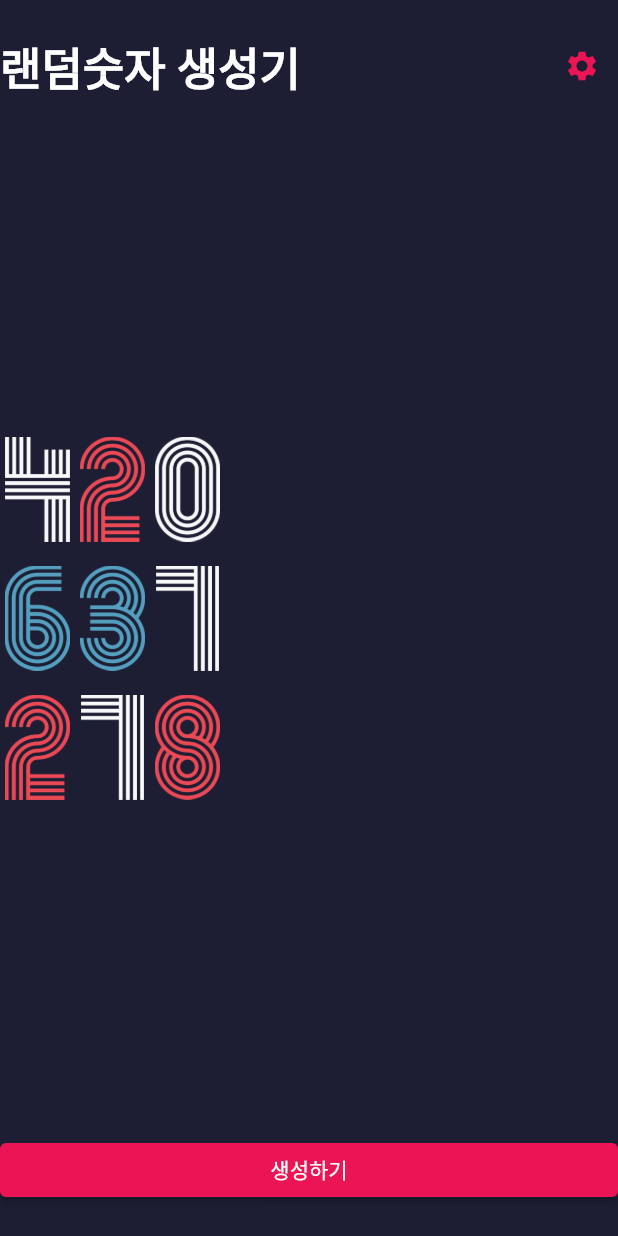
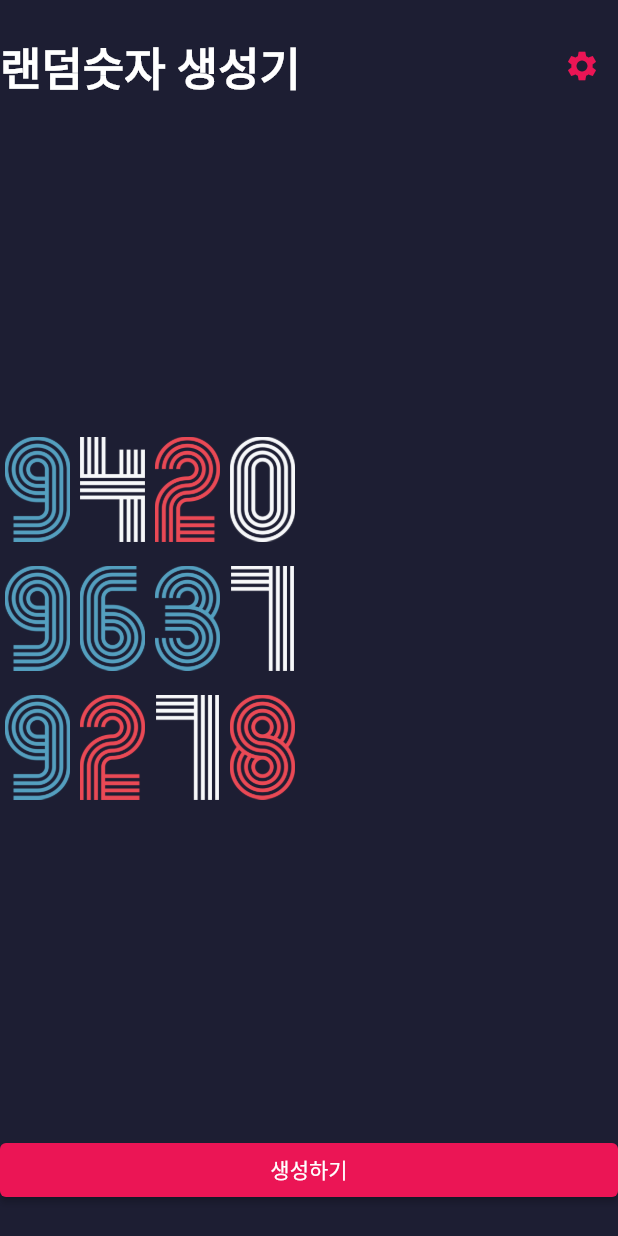
Before and after one commit to dong-park/_hello_flutter, a Flutter app: the screen it shows after launch, after a tap on "생성하기", on a phone screen of 412 x 824 dp. Run offline on Flutter 3.47's test engine with Material 2 defaults, Android fonts, the phone set to English and light mode, and no system bars; our stand-ins replace webview_flutter.

Commit message:
랜덤 숫자 생성기 화면 이동 구현

```diff
--- /dev/null
+++ b/lib/component/number_row.dart
@@ -0,0 +1,19 @@
+import 'package:flutter/material.dart';
+
+class NumberRow extends StatelessWidget {
+  final int maxNumber;
+
+  const NumberRow({Key? key, required this.maxNumber}) : super(key: key);
+
+  @override
+  Widget build(BuildContext context) {
+    return Row(
+      children: maxNumber
+          .toInt()
+          .toString()
+          .split('')
+          .map((e) => Image.asset('asset/img/$e.png', width: 50, height: 70))
+          .toList(),
+    );
+  }
+}
--- a/lib/screen/randomnum_screen.dart
+++ b/lib/screen/randomnum_screen.dart
@@ -2,6 +2,8 @@ import 'dart:math';
 
 import 'package:flutter/cupertino.dart';
 import 'package:flutter/material.dart';
+import 'package:hello_world/component/number_row.dart';
+import 'package:hello_world/screen/setting_screen.dart';
 
 import '../constent/color.dart';
 
@@ -14,6 +16,7 @@ class HomeRandomScreen extends StatefulWidget {
 
 class _HomeRandomScreenState extends State<HomeRandomScreen> {
   var randomNumbers = [123, 456, 789];
+  var maxNumber = 10000;
 
   @override
   Widget build(BuildContext context) {
@@ -28,9 +31,9 @@ class _HomeRandomScreenState extends State<HomeRandomScreen> {
           child: Column(
             crossAxisAlignment: CrossAxisAlignment.start,
             children: [
-              const _Top(),
+              _Top(onPressed: onSettingPressed),
               _Body(randomNumbers: randomNumbers),
-              _Footer(onPressed: onPressed)
+              _Footer(onPressed: onRandomChange)
             ],
           ),
         ),
@@ -38,12 +41,12 @@ class _HomeRandomScreenState extends State<HomeRandomScreen> {
     );
   }
 
-  void onPressed() {
+  void onRandomChange() {
     final random = Random();
     final randomNum = List.generate(3, (idx) {
-      var nextInt = random.nextInt(1000);
-      while (nextInt < 100) {
-        nextInt = random.nextInt(1000);
+      var nextInt = random.nextInt(maxNumber);
+      while (nextInt > maxNumber) {
+        nextInt = random.nextInt(maxNumber);
       }
       return nextInt;
     });
@@ -52,10 +55,26 @@ class _HomeRandomScreenState extends State<HomeRandomScreen> {
       randomNumbers = randomNum;
     });
   }
+
+  void onSettingPressed() async {
+    final pop = await Navigator.push(
+        context,
+        MaterialPageRoute(
+            builder: (context) => SettingsScreen(maxNumber: maxNumber,), fullscreenDialog: true));
+
+    if (pop != null) {
+      setState(() {
+        maxNumber = pop;
+      });
+      onRandomChange();
+    }
+  }
 }
 
 class _Top extends StatelessWidget {
-  const _Top({Key? key}) : super(key: key);
+  VoidCallback onPressed;
+
+  _Top({required this.onPressed});
 
   @override
   Widget build(BuildContext context) {
@@ -71,7 +90,7 @@ class _Top extends StatelessWidget {
           ),
         ),
         IconButton(
-            onPressed: () => {},
+            onPressed: onPressed,
             icon: Icon(
               Icons.settings,
               color: RED_COLOR,
@@ -97,16 +116,7 @@ class _Body extends StatelessWidget {
           .map(
             (e) => Padding(
               padding: EdgeInsets.only(bottom: e.key == 2 ? 0 : 16.0),
-              child: Row(
-                  children: e.value
-                      .toString()
-                      .split('')
-                      .map((e) => Image.asset(
-                            'asset/img/$e.png',
-                            width: 50,
-                            height: 70,
-                          ))
-                      .toList()),
+              child: NumberRow(maxNumber: e.value,)
             ),
           )
           .toList(),
--- /dev/null
+++ b/lib/screen/setting_screen.dart
@@ -0,0 +1,92 @@
+import 'package:flutter/material.dart';
+import 'package:hello_world/component/number_row.dart';
+import 'package:hello_world/constent/color.dart';
+
+class SettingsScreen extends StatefulWidget {
+  final int maxNumber;
+
+  const SettingsScreen({Key? key, required this.maxNumber}) : super(key: key);
+
+  @override
+  State<SettingsScreen> createState() => _SettingsScreenState();
+}
+
+class _SettingsScreenState extends State<SettingsScreen> {
+  double maxNumber = 10000;
+
+  @override
+  void initState() {
+    // TODO: implement initState
+    super.initState();
+
+    maxNumber = widget.maxNumber.toDouble();
+  }
+
+  @override
+  Widget build(BuildContext context) {
+    return Scaffold(
+      backgroundColor: BLUE_COLOR,
+      body: SafeArea(
+        child: Padding(
+          padding: const EdgeInsets.symmetric(
+            horizontal: 20,
+            vertical: 0,
+          ),
+          child: Column(
+              crossAxisAlignment: CrossAxisAlignment.stretch,
+              children: [
+                _Body(maxNumber: maxNumber.toInt()),
+                _Footer(maxNumber: maxNumber, onPressed: onSettingPressed, onChanged: onChangedNumber,)
+              ]),
+        ),
+      ),
+    );
+  }
+
+  void onSettingPressed() {
+    Navigator.pop(context, maxNumber.toInt());
+  }
+
+  void onChangedNumber(double value) {
+    setState(() {
+      maxNumber = value;
+    });
+  }
+}
+
+class _Body extends StatelessWidget {
+  int maxNumber;
+
+  _Body({Key? key, required this.maxNumber}) : super(key: key);
+
+  @override
+  Widget build(BuildContext context) {
+    return Expanded(
+        child: NumberRow(maxNumber: maxNumber,)
+    );
+  }
+}
+
+class _Footer extends StatelessWidget {
+  final double maxNumber;
+  final ValueChanged<double> onChanged;
+  final VoidCallback onPressed;
+
+  const _Footer(
+      {Key? key,
+      required this.maxNumber,
+      required this.onChanged,
+      required this.onPressed})
+      : super(key: key);
+
+  @override
+  Widget build(BuildContext context) {
+    return Column(children: [
+      Slider(value: maxNumber, max: 1000000, min: 10000, onChanged: onChanged),
+      ElevatedButton(
+          style: ElevatedButton.styleFrom(backgroundColor: RED_COLOR),
+          onPressed: () => onPressed(),
+          child: Text("생성하기"))
+    ]);
+  }
+}
```
